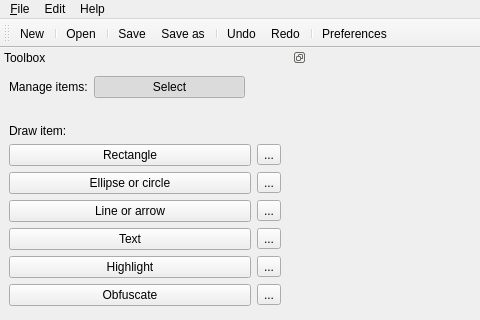
Old version of the form src/ui/mainwindow.ui in the repository KDE/kreenshot-editor; both pictures show x 0 to 480 and y 0 to 320 of the 804 by 701 pixel window.
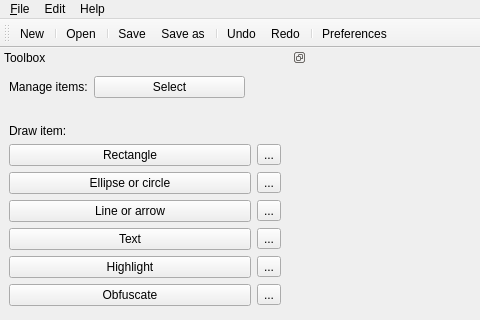
New version of the form. Icons and pictures are not drawn.

Commit message: use actions for tool selection

What changed in the file:
```diff
--- a/src/ui/mainwindow.ui
+++ b/src/ui/mainwindow.ui
@@ -380,7 +380,7 @@
         <bool>true</bool>
        </property>
        <property name="checked">
-        <bool>true</bool>
+        <bool>false</bool>
        </property>
       </widget>
      </item>
```
Left out of the diff: 20 changed lines with no effect on the pictures. The commit also changes 1 other file.
